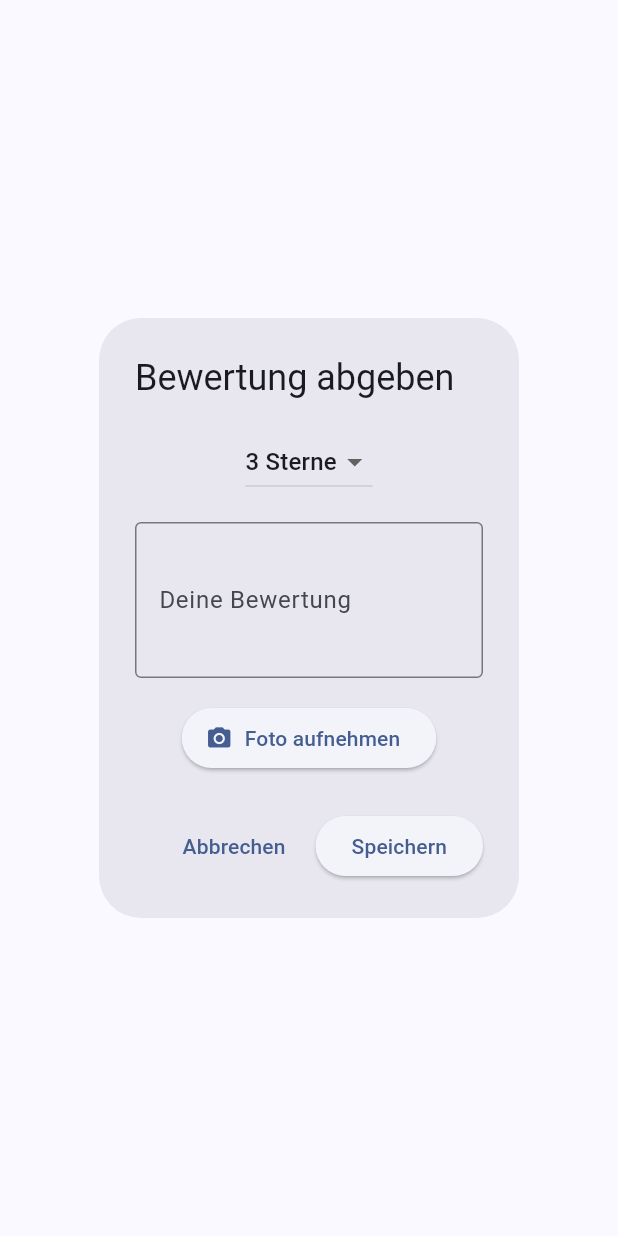
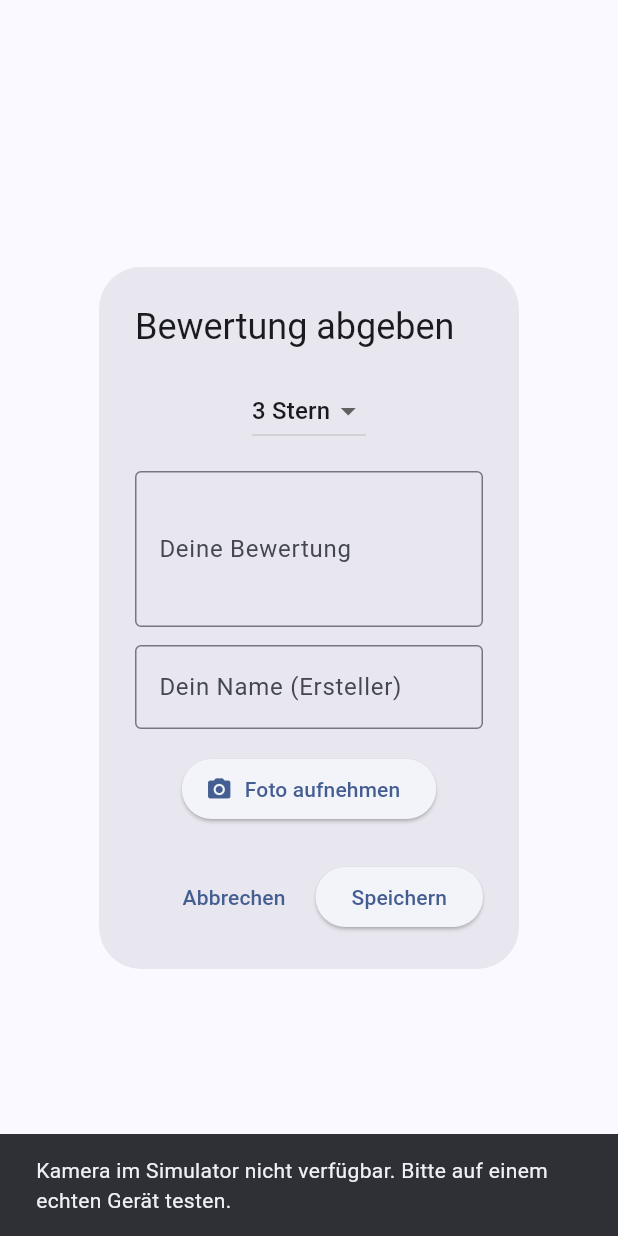
Before and after one commit to HendrikAlexander/meal_planner_app, a Flutter app: the AddBewertungDialog widget shown alone on an empty page, opened directly, after a tap on "Foto aufnehmen", on a phone screen of 412 x 824 dp. Run offline on Flutter 3.47's test engine with Material 3 defaults, Android fonts, the phone set to English and light mode, and no system bars; our stand-ins replace image_picker; accounts and stored records are empty.

Commit message:
Änderungen in Essensbewertung

```diff
--- a/lib/model/essensbewertung.dart
+++ b/lib/model/essensbewertung.dart
@@ -3,10 +3,15 @@ class Essensbewertung {
   final String essensfoto;
   final int essensbewertung;
   final String essensbewertungstext;
+  final String essenName;
+    final String erstelltVon;    // 👤 Name/Benutzer, der die Bewertung abgegeben hat
+
 
   Essensbewertung({
     required this.essensfoto,
     required this.essensbewertung,
     required this.essensbewertungstext,
+    required this.essenName,
+    required this.erstelltVon
   });
 }
--- a/lib/view/SpeisekarteView/add_bewertung_dialog.dart
+++ b/lib/view/SpeisekarteView/add_bewertung_dialog.dart
@@ -1,16 +1,21 @@
 import 'dart:io'; // Für File
 import 'package:flutter/material.dart';
+import 'package:flutter/foundation.dart' show kIsWeb; // Plattformcheck (Web)
 import 'package:image_picker/image_picker.dart'; // Für Kamera
 import 'package:provider/provider.dart';
 import '../../model/essensbewertung.dart';
 import '../../viewmodel/essensbewertung_viewmodel.dart';
+import '../../model/essen.dart';
 
 /// Dialog zum Abgeben oder Bearbeiten einer Essensbewertung
 class AddBewertungDialog extends StatefulWidget {
   /// Falls vorhanden, wird diese Bewertung bearbeitet
   final Essensbewertung? vorhandeneBewertung;
 
-  const AddBewertungDialog({super.key, this.vorhandeneBewertung});
+  // NEU: Das Essen, das bewertet wird
+  final Essen? essen; // Das Ziel-Essen für diese Bewertung
+
+  const AddBewertungDialog({super.key, this.vorhandeneBewertung, this.essen});
 
   @override
   State<AddBewertungDialog> createState() => _AddBewertungDialogState();
@@ -18,8 +23,12 @@ class AddBewertungDialog extends StatefulWidget {
 
 class _AddBewertungDialogState extends State<AddBewertungDialog> {
   final TextEditingController _textController = TextEditingController();
+  final TextEditingController _autorController = TextEditingController(); // Autor-Name Controller
   int _selectedRating = 3;
-  File? _imageFile; // 📸 Bild-Datei (vom Nutzer aufgenommen)
+  File? _imageFile; // Bild-Datei (vom Nutzer aufgenommen)
+
+  // Nur echte Mobile-Plattformen: Android/iOS (kein Web, kein Desktop)
+  bool get _isMobile => !kIsWeb && (Platform.isAndroid || Platform.isIOS);
 
   @override
   void initState() {
@@ -28,20 +37,39 @@ class _AddBewertungDialogState extends State<AddBewertungDialog> {
     if (widget.vorhandeneBewertung != null) {
       _selectedRating = widget.vorhandeneBewertung!.essensbewertung;
       _textController.text = widget.vorhandeneBewertung!.essensbewertungstext;
+      _autorController.text = widget.vorhandeneBewertung!.erstelltVon; // 👤 Autor vorausfüllen
       if (widget.vorhandeneBewertung!.essensfoto.isNotEmpty) {
         _imageFile = File(widget.vorhandeneBewertung!.essensfoto);
       }
     }
   }
 
-  // 📷 Öffnet die Kamera und speichert das aufgenommene Bild
+  // Öffnet die Kamera und speichert das aufgenommene Bild
   Future<void> _bildAufnehmen() async {
+    if (!_isMobile) {
+      // Sicherheitsnetz: sollte nie sichtbar sein, aber falls doch:
+      if (mounted) {
+        ScaffoldMessenger.of(context).showSnackBar(
+          const SnackBar(content: Text('Fotoaufnahme ist nur auf Mobile verfügbar.')),
+        );
+      }
+      return;
+    }
+
     final picker = ImagePicker();
     final pickedFile = await picker.pickImage(source: ImageSource.camera);
+
     if (pickedFile != null) {
       setState(() {
         _imageFile = File(pickedFile.path);
       });
+    } else {
+      // Simulator hat meist keine Kamera → deutlicher Hinweis
+      if (mounted) {
+        ScaffoldMessenger.of(context).showSnackBar(
+          const SnackBar(content: Text('Kamera im Simulator nicht verfügbar. Bitte auf einem echten Gerät testen.')),
+        );
+      }
     }
   }
 
@@ -61,7 +89,7 @@ class _AddBewertungDialogState extends State<AddBewertungDialog> {
             items: [1, 2, 3, 4, 5].map((wert) {
               return DropdownMenuItem(
                 value: wert,
-                child: Text('$wert Sterne'),
+                child: Text('$wert Stern'),
               );
             }).toList(),
             onChanged: (value) {
@@ -80,8 +108,19 @@ class _AddBewertungDialogState extends State<AddBewertungDialog> {
               border: OutlineInputBorder(),
             ),
           ),
+          const SizedBox(height: 12),
+          // Textfeld für den Namen/Ersteller
+          TextField(
+            controller: _autorController,
+            decoration: const InputDecoration(
+              labelText: 'Dein Name (Ersteller)',
+              border: OutlineInputBorder(),
+            ),
+          ),
           const SizedBox(height: 16),
-          // 📸 Kamera-Button und Bild-Vorschau
+
+          // Kamera-Button und Bild-Vorschau — NUR Mobile (Android/iOS)
+          if (_isMobile) ...[
             ElevatedButton.icon(
               onPressed: _bildAufnehmen,
               icon: const Icon(Icons.camera_alt),
@@ -92,6 +131,13 @@ class _AddBewertungDialogState extends State<AddBewertungDialog> {
                 padding: const EdgeInsets.only(top: 10),
                 child: Image.file(_imageFile!, height: 100),
               ),
+          ] else ...[
+            // Hinweis für Web/Desktop
+            const Text(
+              'Fotoaufnahme ist nur auf Mobile (Android/iOS) verfügbar.',
+              style: TextStyle(fontStyle: FontStyle.italic),
+            ),
+          ],
         ],
       ),
       actions: [
@@ -105,18 +151,20 @@ class _AddBewertungDialogState extends State<AddBewertungDialog> {
           onPressed: () {
             // Neue Bewertung erstellen
             final neueBewertung = Essensbewertung(
-              essensfoto: _imageFile?.path ?? '', // ✅ Bildpfad speichern
+              essenName: widget.essen?.name ?? widget.vorhandeneBewertung!.essenName, // Essen-Name
+              essensfoto: _isMobile ? (_imageFile?.path ?? '') : '', // Nur Mobile speichert Pfad
               essensbewertung: _selectedRating,
               essensbewertungstext: _textController.text,
+              erstelltVon: _autorController.text.trim(), // Autor speichern
             );
 
             if (widget.vorhandeneBewertung == null) {
-              // ➕ Neue Bewertung → direkt in ViewModel speichern
+              // Neue Bewertung → direkt in ViewModel speichern
               Provider.of<EssensbewertungViewModel>(context, listen: false)
                   .bewertungHinzufuegen(neueBewertung);
               Navigator.pop(context); // schließen ohne Rückgabe
             } else {
-              // ✏️ Existierende Bewertung → Rückgabe an Aufrufer
+              // Existierende Bewertung → Rückgabe an Aufrufer
               Navigator.pop(context, neueBewertung);
             }
           },
--- a/lib/view/SpeisekarteView/bewertungen_liste.dart
+++ b/lib/view/SpeisekarteView/bewertungen_liste.dart
@@ -1,3 +1,5 @@
+// lib/view/SpeisekarteView/bewertungen_liste.dart
+
 import 'dart:io';
 import 'package:flutter/material.dart';
 import 'package:provider/provider.dart';
@@ -28,10 +30,13 @@ class BewertungenListe extends StatelessWidget {
                 return Card(
                   margin: const EdgeInsets.all(8.0),
                   child: ListTile(
-                    title: Text('Bewertung: ${bewertung.essensbewertung} Sterne'),
+                    title: Text('Bewertung: ${bewertung.essensbewertung} Stern'),
                     subtitle: Column(
                       crossAxisAlignment: CrossAxisAlignment.start,
                       children: [
+                        // Essen-Name anzeigen
+                        Text('Essen: ${bewertung.essenName}'),
+                        Text('Erstellt von: ${bewertung.erstelltVon}'),
                         Text('Kommentar: ${bewertung.essensbewertungstext}'),
                         const SizedBox(height: 8),
                         // 📸 Zeige Bild, falls vorhanden
@@ -43,7 +48,7 @@ class BewertungenListe extends StatelessWidget {
                           ),
                       ],
                     ),
-                    // 🖊️ Button zum Bearbeiten
+                    //Button zum Bearbeiten
                     trailing: IconButton(
                       icon: const Icon(Icons.edit),
                       onPressed: () async {
```
Also changed, not shown: lib/view/EssensplanView/essensplan_dialog.dart (+28 -14 lines), lib/view/SpeisekarteView/essen_dialog.dart (+25 -9 lines). Lines whose indentation alone changed are shown as unchanged.
